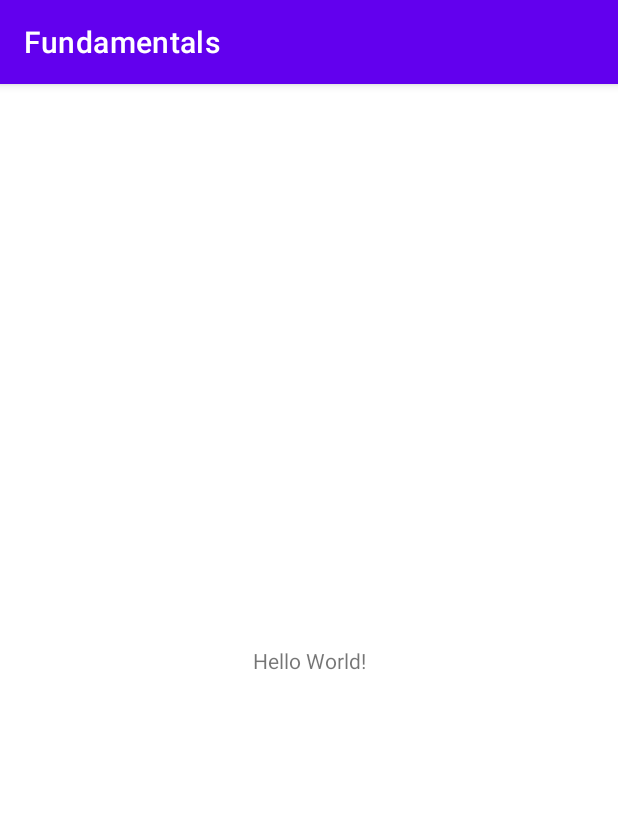
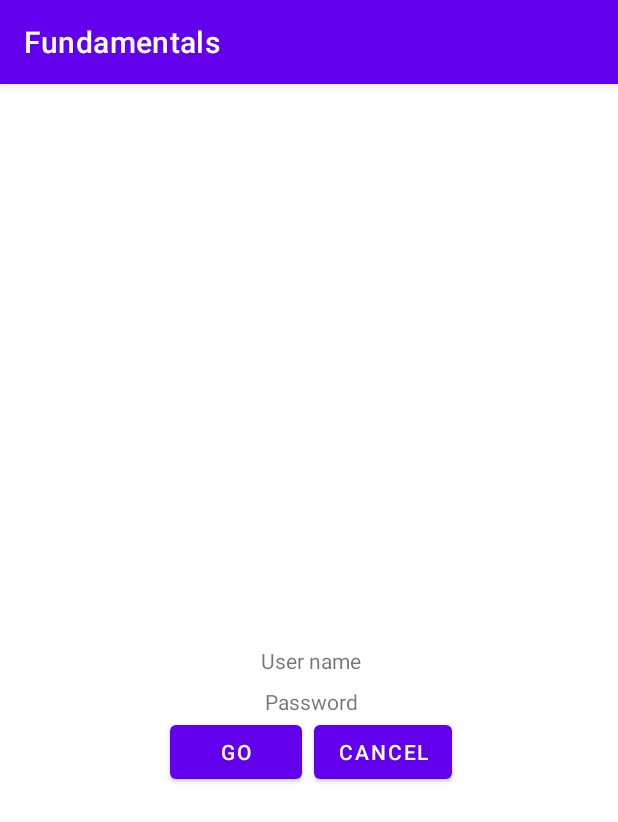
Before and after one commit to Nereare4/First, an Android app: the screen it shows after launch (MainActivity), on a phone screen of 412 x 824 dp. Shown: the top 822 px of the screen. Run offline under Robolectric (Android 15) with nearby library versions, the phone set to English and light mode, and no system bars.

Commit message:
TextView and buttons on contraint

```diff
--- a/app/src/main/res/layout/activity_main.xml
+++ b/app/src/main/res/layout/activity_main.xml
@@ -7,12 +7,41 @@
     tools:context=".MainActivity">
 
     <TextView
+        android:id="@+id/username"
         android:layout_width="wrap_content"
         android:layout_height="wrap_content"
-        android:text="Hello World!"
+        android:text="User name"
         app:layout_constraintBottom_toBottomOf="parent"
+        app:layout_constraintEnd_toEndOf="@+id/cancel"
+        app:layout_constraintStart_toStartOf="@+id/ok"
+        app:layout_constraintTop_toTopOf="parent"
+        android:layout_margin="8dp"/>
+    <TextView
+        android:id="@+id/password"
+        android:layout_width="wrap_content"
+        android:layout_height="wrap_content"
+        android:text="Password"
+        app:layout_constraintTop_toBottomOf="@+id/username"
+        app:layout_constraintEnd_toEndOf="@+id/cancel"
+        app:layout_constraintStart_toStartOf="@+id/ok"
+        android:layout_margin="8dp"/>
+    <Button
+        android:id="@+id/ok"
+        android:layout_width="wrap_content"
+        android:layout_height="wrap_content"
+        android:text="Go"
+        app:layout_constraintTop_toBottomOf="@+id/password"
+        app:layout_constraintStart_toStartOf="parent"
         app:layout_constraintEnd_toEndOf="parent"
-        app:layout_constraintStart_toStartOf="parent"
-        app:layout_constraintTop_toTopOf="parent" />
+        app:layout_constraintHorizontal_bias="0.35"/>
+    <Button
+        android:id="@+id/cancel"
+        android:layout_width="wrap_content"
+        android:layout_height="wrap_content"
+        android:text="Cancel"
+        android:layout_marginLeft="8dp"
+        app:layout_constraintStart_toEndOf="@+id/ok"
+        app:layout_constraintTop_toTopOf="@+id/ok"/>
+
 
 </androidx.constraintlayout.widget.ConstraintLayout>
```
